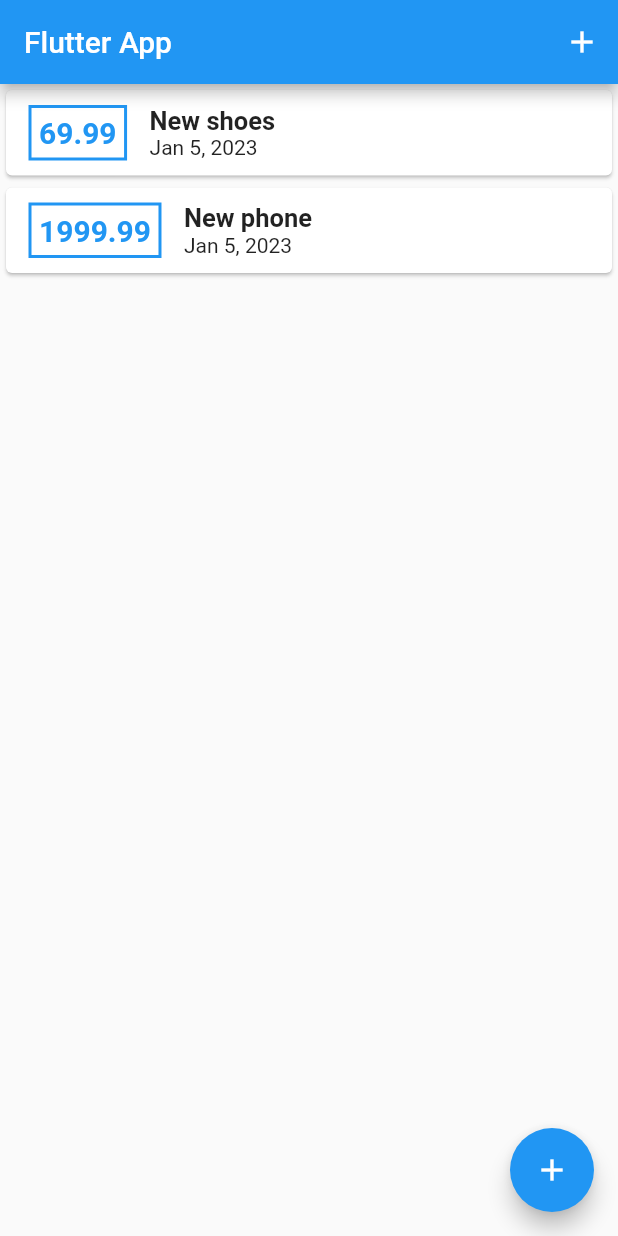
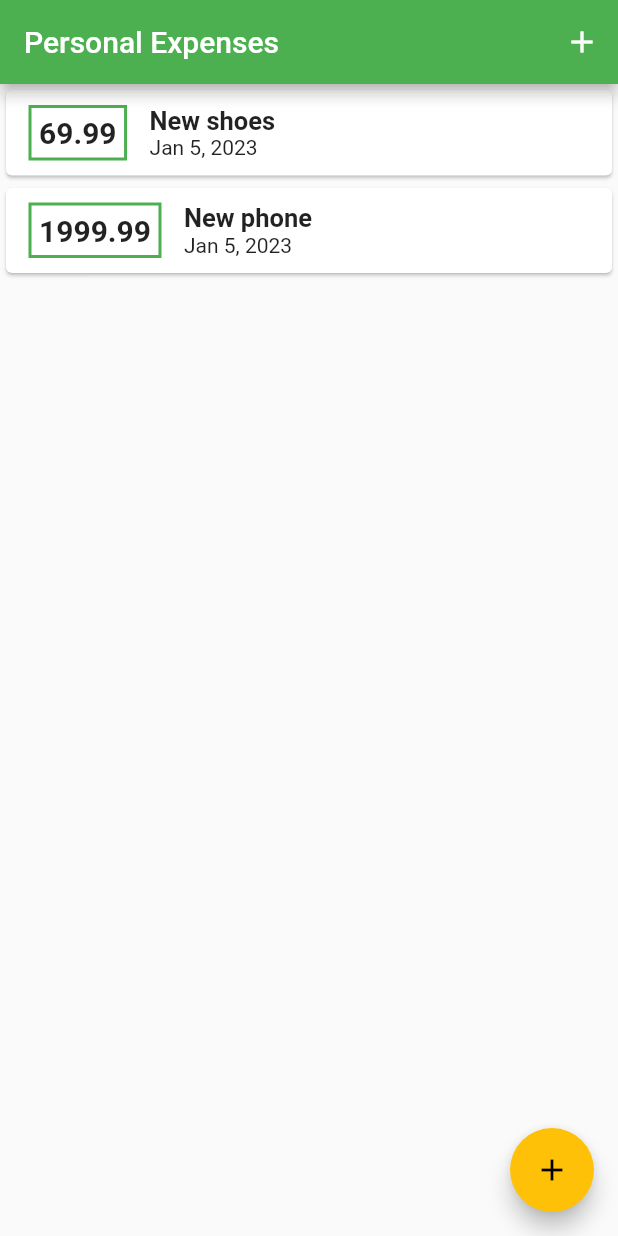
Before and after one commit to AlessandroDodi/personal_expenses_flutter_app, a Flutter app: the screen it shows after launch, on a phone screen of 412 x 824 dp. Run offline on Flutter 3.47's test engine with Material 2 defaults, Android fonts, the phone set to English and light mode, and no system bars.

Commit message:
Add theme

```diff
--- a/lib/main.dart
+++ b/lib/main.dart
@@ -13,7 +13,8 @@
   @override
   Widget build(BuildContext context) {
     return MaterialApp(
-      title: 'Flutter App',
+      title: 'Personal Expenses',
+      theme: ThemeData(primarySwatch: Colors.green, accentColor: Colors.amber),
       home: MyHomePage(),
     );
   }
@@ -56,7 +57,7 @@
   Widget build(BuildContext context) {
     return Scaffold(
       appBar: AppBar(
-        title: Text('Flutter App'),
+        title: Text('Personal Expenses'),
         actions: <Widget>[
           IconButton(
             icon: Icon(Icons.add),
--- a/lib/widgets/transaction_list.dart
+++ b/lib/widgets/transaction_list.dart
@@ -19,16 +19,16 @@
                     const EdgeInsets.symmetric(vertical: 10, horizontal: 15),
                 decoration: BoxDecoration(
                     border: Border.all(
-                  color: Colors.blue,
+                  color: Theme.of(context).primaryColor,
                   width: 2,
                 )),
                 padding: const EdgeInsets.all(5),
                 child: Text(
                   transactions[index].amount.toStringAsFixed(2),
                   style: const TextStyle(
-                      fontWeight: FontWeight.bold,
-                      fontSize: 20,
-                      color: Colors.blue),
+                    fontWeight: FontWeight.bold,
+                    fontSize: 20,
+                  ),
                 )),
             Column(
               crossAxisAlignment: CrossAxisAlignment.start,
```
Also changed, not shown: lib/widgets/new_transaction.dart (+14 -5 lines).
